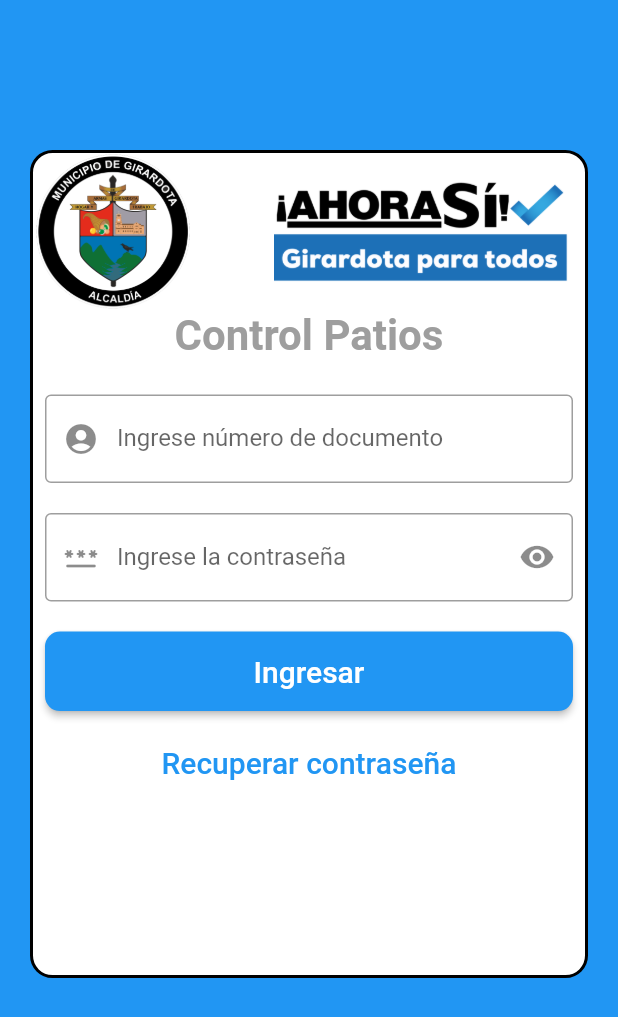
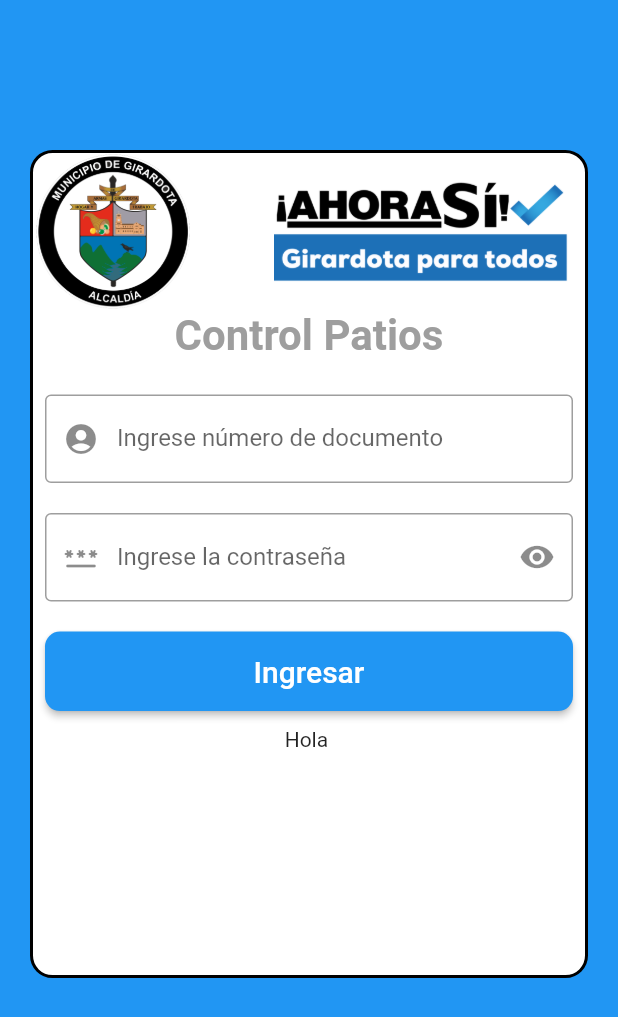
Before and after one commit to alez2312p/automotor-home, a Flutter app: the Login screen opened by its route, after a tap on "Ingresar", on a phone screen of 412 x 824 dp. Shown: the top 1017 px of the screen. Run offline on Flutter 3.47's test engine with Material 2 defaults, Android fonts, the phone set to English and light mode, and no system bars; our stand-ins replace fluttertoast, image_picker; missing offline and left inert: mysql1.

Commit message:
v-11:14 - 30/11/22

```diff
--- a/lib/pages/login.dart
+++ b/lib/pages/login.dart
@@ -2,6 +2,7 @@
 import 'dart:core';
 
 import 'package:a/pages/form.dart';
+import 'package:a/pages/mysql.dart';
 import 'package:flutter/material.dart';
 import 'package:fluttertoast/fluttertoast.dart';
 import 'package:http/http.dart' as http;
@@ -16,30 +17,19 @@
 class _LoginState extends State<Login> {
   TextEditingController id = TextEditingController();
   TextEditingController pass1 = TextEditingController();
+  var db = Mysql();
+  var des = '';
 
-  signIn(String id, password) async {
-    Map data = {'id': id, 'password': password};
-   //in above line 'id' and 'password' are the end Points of the API
-    var body = json.encode(data);
-    var response = await http.post(
-      Uri.parse('http://10.1.1.16/xampp/automotor-home/login.php'),
-      body: body,
-      headers: {
-        'Content-Type': 'application/json',
-        'accept': 'application/json',
-        'Access-Control-Allow-Origin': '*',
-      },
-    );
-    if (response.statusCode == 200) {
-      var jsonData = await json.decode(json.encode(response.body));
-      if (jsonData == 1) {
-          print('Login Successfull...!');
-          Navigator.pushReplacementNamed(context, 'form');
-      }
-    } else {
-        print('Wrong Credentials...!');
-
-    }
+  void signIn(String id, pass1) async {
+    db.getConnection().then((conn) {
+      String sql = 'SELECT * FROM usuarios WHERE id = ?;';
+      conn.query(sql).then((results) {
+        for (var row in results) {
+          des = row[0];
+          print('ID: ${id[0]}');
+        }
+      });
+    });
   }
 
   bool isLoading = false;
@@ -141,12 +131,7 @@
                                 ),
                               )),
                           const SizedBox(height: 10.8),
-                          TextButton(
-                              onPressed: () {},
-                              child: const Text(
-                                'Recuperar contraseña',
-                                style: TextStyle(fontSize: 20),
-                              ))
+                          Text('Hola $des'),
                         ],
                       )),
                 ),
--- a/lib/pages/mysql.dart
+++ b/lib/pages/mysql.dart
@@ -3,19 +3,19 @@
 class Mysql {
   static String host = '10.1.1.16',
                 user = 'root',
-                password = "",
-                db = 'automotor';
+                password = '',
+                db = 'login';
   static int port = 3306;
 
   Mysql();
 
   Future<MySqlConnection> getConnection() async {
-    var settings = ConnectionSettings(
+    var settings = new ConnectionSettings(
       host: host,
+      port: port,
       user: user,
       password: password,
-      db: db,
-      port: port,
+      db: db
     );
     return await MySqlConnection.connect(settings);
   }
```
